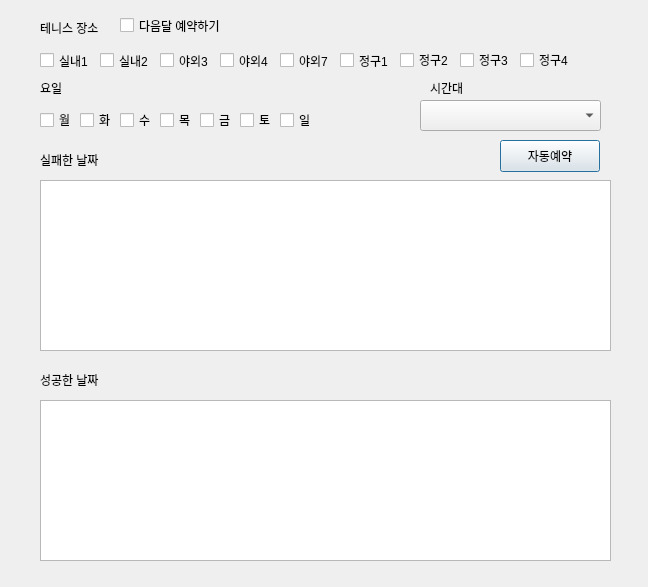
suitable8111/auto_reserve_tennis, file mainWindow.ui: the form before one commit.
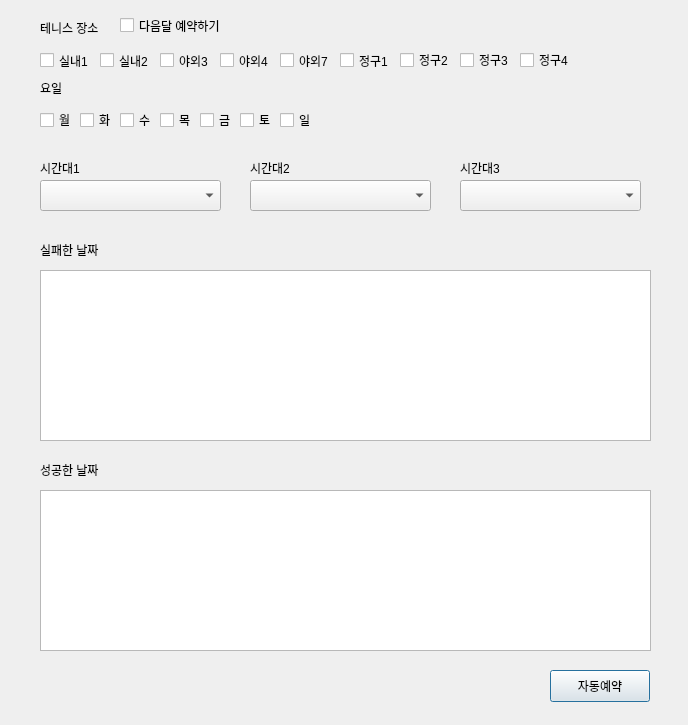
The form after the commit.

Commit message: add time table

```diff
--- a/mainWindow.ui
+++ b/mainWindow.ui
@@ -6,8 +6,8 @@
    <rect>
     <x>0</x>
     <y>0</y>
-    <width>648</width>
-    <height>587</height>
+    <width>688</width>
+    <height>725</height>
    </rect>
   </property>
   <property name="windowTitle">
@@ -16,8 +16,8 @@
   <widget class="QPushButton" name="actionButton">
    <property name="geometry">
     <rect>
-     <x>500</x>
-     <y>140</y>
+     <x>550</x>
+     <y>670</y>
      <width>100</width>
      <height>32</height>
     </rect>
@@ -30,7 +30,7 @@
    <property name="geometry">
     <rect>
      <x>40</x>
-     <y>150</y>
+     <y>240</y>
      <width>151</width>
      <height>20</height>
     </rect>
@@ -56,8 +56,8 @@
    <property name="geometry">
     <rect>
      <x>40</x>
-     <y>180</y>
-     <width>571</width>
+     <y>270</y>
+     <width>611</width>
      <height>171</height>
     </rect>
    </property>
@@ -156,8 +156,8 @@
   <widget class="QComboBox" name="time_combo_box">
    <property name="geometry">
     <rect>
-     <x>420</x>
-     <y>100</y>
+     <x>40</x>
+     <y>180</y>
      <width>181</width>
      <height>31</height>
     </rect>
@@ -166,22 +166,22 @@
   <widget class="QLabel" name="label_4">
    <property name="geometry">
     <rect>
-     <x>430</x>
-     <y>80</y>
+     <x>40</x>
+     <y>160</y>
      <width>58</width>
      <height>16</height>
     </rect>
    </property>
    <property name="text">
-    <string>시간대</string>
+    <string>시간대1</string>
    </property>
   </widget>
   <widget class="QListView" name="pass_list_view">
    <property name="geometry">
     <rect>
      <x>40</x>
-     <y>400</y>
-     <width>571</width>
+     <y>490</y>
+     <width>611</width>
      <height>161</height>
     </rect>
    </property>
@@ -190,7 +190,7 @@
    <property name="geometry">
     <rect>
      <x>40</x>
-     <y>370</y>
+     <y>460</y>
      <width>151</width>
      <height>20</height>
     </rect>
@@ -342,6 +342,52 @@
     <string>다음달 예약하기</string>
    </property>
   </widget>
+  <widget class="QComboBox" name="time2_combo_box">
+   <property name="geometry">
+    <rect>
+     <x>250</x>
+     <y>180</y>
+     <width>181</width>
+     <height>31</height>
+    </rect>
+   </property>
+  </widget>
+  <widget class="QLabel" name="label_6">
+   <property name="geometry">
+    <rect>
+     <x>250</x>
+     <y>160</y>
+     <width>58</width>
+     <height>16</height>
+    </rect>
+   </property>
+   <property name="text">
+    <string>시간대2</string>
+   </property>
+  </widget>
+  <widget class="QComboBox" name="time3_combo_box">
+   <property name="geometry">
+    <rect>
+     <x>460</x>
+     <y>180</y>
+     <width>181</width>
+     <height>31</height>
+    </rect>
+   </property>
+  </widget>
+  <widget class="QLabel" name="label_7">
+   <property name="geometry">
+    <rect>
+     <x>460</x>
+     <y>160</y>
+     <width>58</width>
+     <height>16</height>
+    </rect>
+   </property>
+   <property name="text">
+    <string>시간대3</string>
+   </property>
+  </widget>
  </widget>
  <resources/>
  <connections/>
```
Left out of the diff: 4 changed lines with no effect on the pictures. The commit also changes 7 other files.
